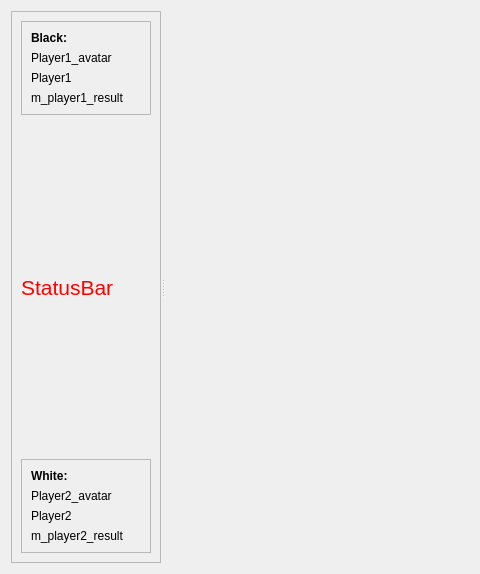
Before: the Qt Designer form gui/chess.ui in RetroShare/RetroChess, drawn with Qt 5; both pictures show x 0 to 480 and y 0 to 574 of the 920 by 574 pixel window.
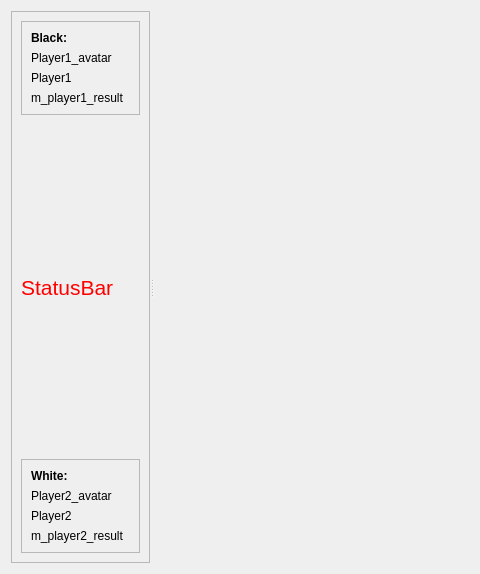
After: the same form once the commit is applied.

Commit message: Fixed the board/splitter issue

What changed in the file:
```diff
--- a/gui/chess.ui
+++ b/gui/chess.ui
@@ -182,18 +182,18 @@
       </layout>
      </widget>
      <widget class="QWidget" name="m_chess_board" native="true">
+      <property name="sizePolicy">
+       <sizepolicy hsizetype="Expanding" vsizetype="Expanding">
+        <horstretch>1</horstretch>
+        <verstretch>1</verstretch>
+       </sizepolicy>
+      </property>
       <property name="minimumSize">
        <size>
         <width>552</width>
         <height>552</height>
        </size>
       </property>
-      <property name="maximumSize">
-       <size>
-        <width>600</width>
-        <height>600</height>
-       </size>
-      </property>
      </widget>
      <widget class="QFrame" name="moveHistoryFrame">
       <property name="minimumSize">
```
The commit also changes 1 other file.
